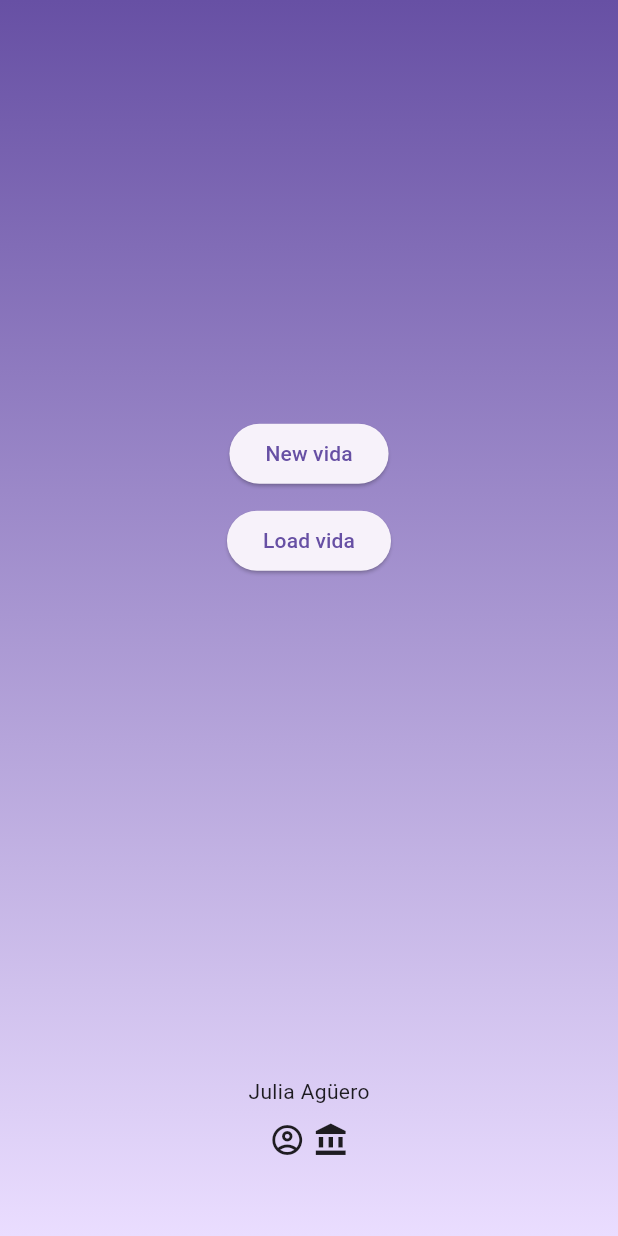
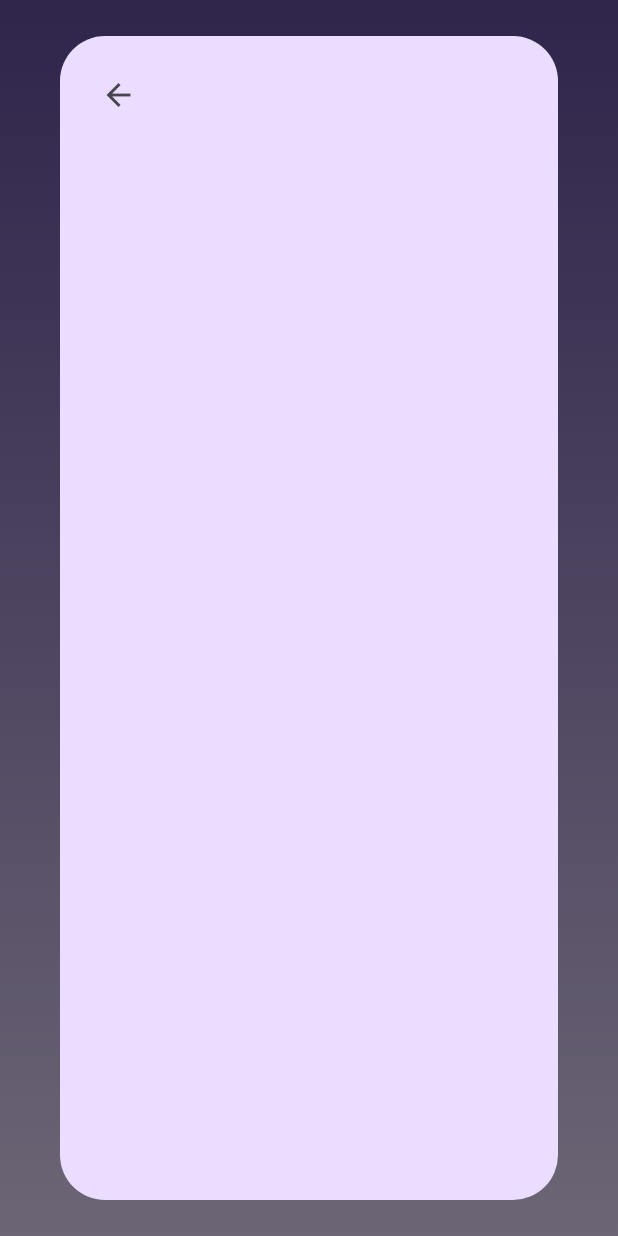
Before and after one commit to aaguueeroo-org/vidas, a Flutter app: the screen it shows after launch, after a tap on "Load vida", on a phone screen of 412 x 824 dp. Run offline on Flutter 3.47's test engine with Material 3 defaults, Android fonts, the phone set to English and light mode, and no system bars; our stand-ins replace google_fonts, sqflite; accounts and stored records are empty.

Commit message:
feat(storage): delete games - VIDA-5

```diff
--- a/lib/database/dao/dao.dart
+++ b/lib/database/dao/dao.dart
@@ -126,7 +126,7 @@ class Dao {
 
     return await db.delete(
       table,
-      where: '$id = ?',
+      where: 'id = ?',
       whereArgs: [id],
     );
   }
--- a/lib/database/dao/storage_dao.dart
+++ b/lib/database/dao/storage_dao.dart
@@ -18,4 +18,8 @@ class StorageDao extends Dao {
     return vidas.map((e) => Vida.fromSqlMap(e)).toList();
   }
 
+  static Future<int> deleteSavedGame(int vidaId) async {
+    return await Dao.delete(_tableName, vidaId);
+  }
+
 }
--- a/lib/model/vida.dart
+++ b/lib/model/vida.dart
@@ -35,4 +35,9 @@ class Vida {
     );
   }
 
+  @override
+  String toString() {
+    return 'Vida{id: $id, name: $name, gender: $gender, age: $age, avatarId: $avatarId}';
+  }
+
 }
--- a/lib/view/home/home_view.dart
+++ b/lib/view/home/home_view.dart
@@ -1,5 +1,5 @@
 import 'package:flutter/material.dart';
-import 'package:vidas/view/home/home_controller.dart';
+import 'package:vidas/view/home/load_vida/load_vida_dialog.dart';
 import 'package:vidas/view/home/new_vida/new_vida_dialog.dart';
 
 class HomeView extends StatelessWidget {
@@ -36,7 +36,7 @@ class HomeView extends StatelessWidget {
 
             //Load vida button
             ElevatedButton(
-              onPressed: () => HomeController.loadGame(context),
+              onPressed: () => LoadVidaDialog.show(context),
               child: const Text('Load vida'),
             ),
             const SizedBox(height: 10),
--- a/lib/view/home/load_vida/load_vida_dialog.dart
+++ b/lib/view/home/load_vida/load_vida_dialog.dart
@@ -0,0 +1,90 @@
+import 'package:flutter/material.dart';
+import 'package:provider/provider.dart';
+import 'package:vidas/model/vida.dart';
+import 'package:vidas/view/home/load_vida/widgets/vida_slot_card.dart';
+
+import 'package:vidas/view/home/load_vida/load_vida_view_model.dart';
+
+class LoadVidaDialog extends StatefulWidget {
+  const LoadVidaDialog({super.key});
+
+  @override
+  State<LoadVidaDialog> createState() => _LoadVidaDialogState();
+
+  static Future<void> show(BuildContext context) async {
+    await showDialog(
+      context: context,
+      builder: (context) => ChangeNotifierProvider(
+        create: (context) => LoadVidaViewModel(),
+        builder: (context, child) => const LoadVidaDialog(),
+      ),
+    );
+  }
+}
+
+class _LoadVidaDialogState extends State<LoadVidaDialog> {
+  @override
+  Widget build(BuildContext context) {
+    final controller = Provider.of<LoadVidaViewModel>(context);
+
+    return Dialog(
+      backgroundColor: Colors.transparent,
+      child: Container(
+        padding: const EdgeInsets.all(15),
+        alignment: Alignment.center,
+        decoration: BoxDecoration(
+          color: Theme.of(context).colorScheme.primaryContainer,
+          borderRadius: BorderRadius.circular(30),
+        ),
+        child: Column(
+          crossAxisAlignment: CrossAxisAlignment.start,
+          children: [
+            const BackButton(),
+            Expanded(
+              child: FutureBuilder<List<Vida>>(
+                future: controller.getAllSavedGames(),
+                builder: (context, snapshot) {
+                  if (snapshot.hasData) {
+                    List<Vida> vidas = snapshot.data!;
+
+                    return ListView.builder(
+                      itemCount: vidas.length,
+                      itemBuilder: (context, index) {
+                        return Padding(
+                          padding: const EdgeInsets.symmetric(
+                            vertical: 5,
+                            horizontal: 0,
+                          ),
+                          child: VidaSlotCard(
+                            vida: vidas[index],
+                            onDelete: (vidaId) {
+
+                              setState(() {
+                                vidas.removeAt(index);
+                              });
+
+                              controller.deleteGame(vidaId);
+                            },
+                          ),
+                        );
+                      },
+                    );
+                  } else if (snapshot.connectionState ==
+                      ConnectionState.waiting) {
+                    return const Center(
+                      child: CircularProgressIndicator(),
+                    );
+                  } else {
+                    return const Center(
+                      child: Text('No saved games'),
+                    );
+                  }
+                },
+              ),
+            ),
+          ],
+        ),
+      ),
+    );
+  }
+}
--- /dev/null
+++ b/lib/view/home/load_vida/load_vida_view_model.dart
@@ -0,0 +1,20 @@
+import 'package:flutter/material.dart';
+import 'package:vidas/model/vida.dart';
+
+import 'package:vidas/database/dao/storage_dao.dart';
+
+class LoadVidaViewModel with ChangeNotifier {
+
+  Future<List<Vida>> getAllSavedGames() async {
+    debugPrint((await StorageDao.getAllSavedGames()).toString());
+    return await StorageDao.getAllSavedGames();
+  }
+
+  Future<void> deleteGame(int vidaId) async {
+    debugPrint((await StorageDao.deleteSavedGame(vidaId)).toString());
+    notifyListeners();
+  }
+
+
+
+}
```
Also changed, not shown: lib/view/home/load_vida/widgets/vida_slot_card.dart (added, +66 -0 lines).
